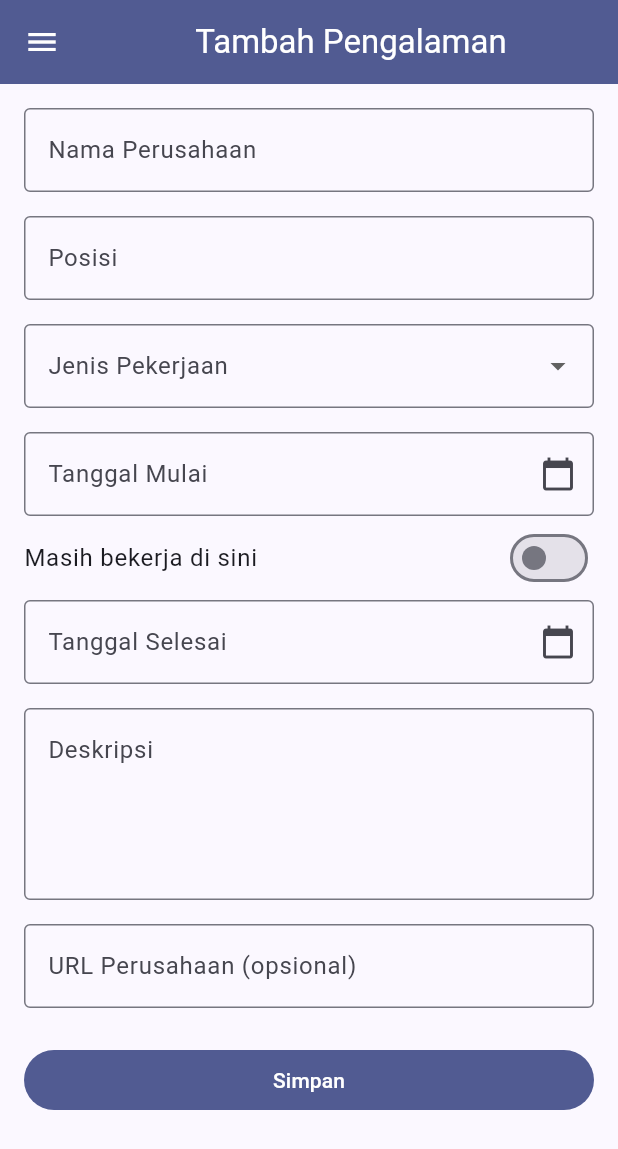
After one commit to Adittt2/myportofolio_mobile, a Flutter app: the ExperienceFormPage screen opened directly, on a phone screen of 412 x 824 dp. The commit adds this screen. Shown: the top 1149 px of the screen. Run offline on Flutter 3.47's test engine with Material 3 defaults, Android fonts, the phone set to English and light mode, and no system bars; our stand-ins replace material_ui.

Commit message:
feat: add experience form, drawer option, action card, and Tugas 8 README

```diff
--- /dev/null
+++ b/lib/screens/experience_form.dart
@@ -0,0 +1,281 @@
+import 'package:material_ui/material_ui.dart';
+import 'package:myportofolio_mobile/widgets/left_drawer.dart';
+
+class ExperienceFormPage extends StatefulWidget {
+  const ExperienceFormPage({super.key});
+
+  @override
+  State<ExperienceFormPage> createState() => _ExperienceFormPageState();
+}
+
+class _ExperienceFormPageState extends State<ExperienceFormPage> {
+  final _formKey = GlobalKey<FormState>();
+
+  final _companyController = TextEditingController();
+  final _positionController = TextEditingController();
+  final _descriptionController = TextEditingController();
+  final _urlController = TextEditingController();
+  final _startDateController = TextEditingController();
+  final _endDateController = TextEditingController();
+
+  static const List<String> _employmentTypes = [
+    'Full-time',
+    'Part-time',
+    'Magang',
+    'Freelance',
+    'Kontrak',
+  ];
+
+  String? _employmentType;
+  DateTime? _startDate;
+  DateTime? _endDate;
+  bool _isCurrent = false;
+
+  @override
+  void dispose() {
+    _companyController.dispose();
+    _positionController.dispose();
+    _descriptionController.dispose();
+    _urlController.dispose();
+    _startDateController.dispose();
+    _endDateController.dispose();
+    super.dispose();
+  }
+
+  String _formatDate(DateTime date) {
+    final d = date.day.toString().padLeft(2, '0');
+    final m = date.month.toString().padLeft(2, '0');
+    return '$d/$m/${date.year}';
+  }
+
+  Future<void> _pickDate({required bool isStart}) async {
+    final now = DateTime.now();
+    final initial = (isStart ? _startDate : _endDate) ?? now;
+    final picked = await showDatePicker(
+      context: context,
+      initialDate: initial.isAfter(now) ? now : initial,
+      firstDate: DateTime(1990),
+      lastDate: now,
+    );
+    if (picked == null) return;
+    setState(() {
+      if (isStart) {
+        _startDate = picked;
+        _startDateController.text = _formatDate(picked);
+      } else {
+        _endDate = picked;
+        _endDateController.text = _formatDate(picked);
+      }
+    });
+  }
+
+  String? _validateRequiredText(String? value, String label, int maxLength) {
+    final text = value?.trim() ?? '';
+    if (text.isEmpty) return '$label tidak boleh kosong';
+    if (text.length > maxLength) {
+      return '$label maksimal $maxLength karakter';
+    }
+    return null;
+  }
+
+  String? _validateUrl(String? value) {
+    final text = value?.trim() ?? '';
+    if (text.isEmpty) return null;
+    final uri = Uri.tryParse(text);
+    final valid =
+        uri != null &&
+        (uri.scheme == 'http' || uri.scheme == 'https') &&
+        uri.host.contains('.');
+    return valid ? null : 'Masukkan URL valid, contoh: https://perusahaan.com';
+  }
+
+  String? _validateEndDate(String? value) {
+    if (_isCurrent) return null;
+    if (_endDate == null) return 'Pilih tanggal selesai';
+    if (_startDate != null && _endDate!.isBefore(_startDate!)) {
+      return 'Tanggal selesai tidak boleh sebelum tanggal mulai';
+    }
+    return null;
+  }
+
+  void _submit() {
+    if (!_formKey.currentState!.validate()) return;
+
+    showDialog(
+      context: context,
+      builder: (context) => AlertDialog(
+        title: const Text('Pengalaman Tersimpan'),
+        content: SingleChildScrollView(
+          child: Column(
+            crossAxisAlignment: CrossAxisAlignment.start,
+            mainAxisSize: MainAxisSize.min,
+            children: [
+              _summaryRow('Perusahaan', _companyController.text.trim()),
+              _summaryRow('Posisi', _positionController.text.trim()),
+              _summaryRow('Jenis', _employmentType ?? '-'),
+              _summaryRow('Mulai', _formatDate(_startDate!)),
+              _summaryRow(
+                'Selesai',
+                _isCurrent ? 'Masih bekerja' : _formatDate(_endDate!),
+              ),
+              _summaryRow('Deskripsi', _descriptionController.text.trim()),
+              _summaryRow(
+                'URL',
+                _urlController.text.trim().isEmpty
+                    ? '-'
+                    : _urlController.text.trim(),
+              ),
+            ],
+          ),
+        ),
+        actions: [
+          TextButton(
+            onPressed: () => Navigator.pop(context),
+            child: const Text('Tutup'),
+          ),
+        ],
+      ),
+    );
+  }
+
+  Widget _summaryRow(String label, String value) {
+    return Padding(
+      padding: const EdgeInsets.only(bottom: 8),
+      child: Text.rich(
+        TextSpan(
+          children: [
+            TextSpan(
+              text: '$label: ',
+              style: const TextStyle(fontWeight: FontWeight.bold),
+            ),
+            TextSpan(text: value),
+          ],
+        ),
+      ),
+    );
+  }
+
+  @override
+  Widget build(BuildContext context) {
+    return Scaffold(
+      appBar: AppBar(
+        title: const Center(child: Text('Tambah Pengalaman')),
+        backgroundColor: Theme.of(context).colorScheme.primary,
+        foregroundColor: Colors.white,
+      ),
+      drawer: const LeftDrawer(),
+      body: Form(
+        key: _formKey,
+        child: SingleChildScrollView(
+          keyboardDismissBehavior: ScrollViewKeyboardDismissBehavior.onDrag,
+          padding: const EdgeInsets.all(16),
+          child: Column(
+            children: [
+              TextFormField(
+                controller: _companyController,
+                textInputAction: TextInputAction.next,
+                decoration: const InputDecoration(
+                  labelText: 'Nama Perusahaan',
+                  hintText: 'Contoh: PT Teknologi Nusantara',
+                  border: OutlineInputBorder(),
+                ),
+                validator: (v) =>
+                    _validateRequiredText(v, 'Nama perusahaan', 100),
+              ),
+              const SizedBox(height: 16),
+              TextFormField(
+                controller: _positionController,
+                textInputAction: TextInputAction.next,
+                decoration: const InputDecoration(
+                  labelText: 'Posisi',
+                  hintText: 'Contoh: Mobile Developer Intern',
+                  border: OutlineInputBorder(),
+                ),
+                validator: (v) => _validateRequiredText(v, 'Posisi', 100),
+              ),
+              const SizedBox(height: 16),
+              DropdownButtonFormField<String>(
+                initialValue: _employmentType,
+                decoration: const InputDecoration(
+                  labelText: 'Jenis Pekerjaan',
+                  border: OutlineInputBorder(),
+                ),
+                items: _employmentTypes
+                    .map((t) => DropdownMenuItem(value: t, child: Text(t)))
+                    .toList(),
+                onChanged: (v) => setState(() => _employmentType = v),
+                validator: (v) => v == null ? 'Pilih jenis pekerjaan' : null,
+              ),
+              const SizedBox(height: 16),
+              TextFormField(
+                controller: _startDateController,
+                readOnly: true,
+                onTap: () => _pickDate(isStart: true),
+                decoration: const InputDecoration(
+                  labelText: 'Tanggal Mulai',
+                  suffixIcon: Icon(Icons.calendar_today),
+                  border: OutlineInputBorder(),
+                ),
+                validator: (_) =>
+                    _startDate == null ? 'Pilih tanggal mulai' : null,
+              ),
+              SwitchListTile(
+                contentPadding: EdgeInsets.zero,
+                title: const Text('Masih bekerja di sini'),
+                value: _isCurrent,
+                onChanged: (v) => setState(() {
+                  _isCurrent = v;
+                  if (v) {
+                    _endDate = null;
+                    _endDateController.clear();
+                  }
+                }),
+              ),
+              TextFormField(
+                controller: _endDateController,
+                readOnly: true,
+                enabled: !_isCurrent,
+                onTap: () => _pickDate(isStart: false),
+                decoration: const InputDecoration(
+                  labelText: 'Tanggal Selesai',
+                  suffixIcon: Icon(Icons.calendar_today),
+                  border: OutlineInputBorder(),
+                ),
+                validator: _validateEndDate,
+              ),
+              const SizedBox(height: 16),
+              TextFormField(
+                controller: _descriptionController,
+                maxLines: 4,
+                decoration: const InputDecoration(
+                  labelText: 'Deskripsi',
+                  alignLabelWithHint: true,
+                  border: OutlineInputBorder(),
+                ),
+                validator: (v) => _validateRequiredText(v, 'Deskripsi', 500),
+              ),
+              const SizedBox(height: 16),
+              TextFormField(
+                controller: _urlController,
+                keyboardType: TextInputType.url,
+                decoration: const InputDecoration(
+                  labelText: 'URL Perusahaan (opsional)',
+                  border: OutlineInputBorder(),
+                ),
+                validator: _validateUrl,
+              ),
+              const SizedBox(height: 24),
+              SizedBox(
+                width: double.infinity,
+                child: FilledButton(
+                  onPressed: _submit,
+                  child: const Text('Simpan'),
+                ),
+              ),
+            ],
+          ),
+        ),
+      ),
+    );
+  }
+}
```
Also changed, not shown: lib/screens/menu.dart (+2 -8 lines), lib/screens/project_form.dart (+7 -9 lines), lib/widgets/left_drawer.dart (+16 -10 lines), lib/widgets/project_card.dart (+8 -6 lines), 2 other files.
